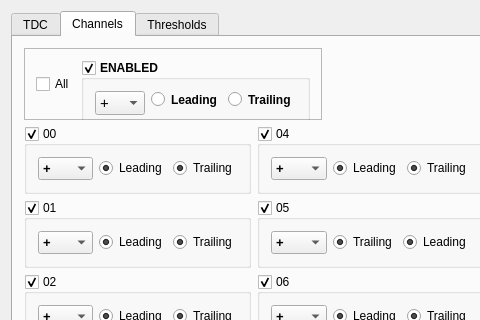
First picture: the form in mbspex/gui/qt/tamexpadi/TamexPadiWidget.ui, repository gsi-ee/drivers, before the edit; both pictures show x 0 to 480 and y 0 to 320 of the 975 by 440 pixel window.
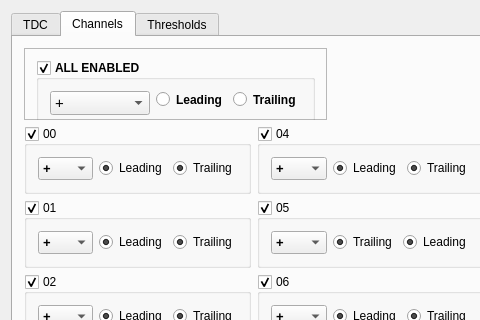
Second picture: the form after the edit. The open tabs and pages were chosen to show the change.

Commit message: mbspex tamex gui: add colors for polarity selectors

Patch:
```diff
--- a/mbspex/gui/qt/tamexpadi/TamexPadiWidget.ui
+++ b/mbspex/gui/qt/tamexpadi/TamexPadiWidget.ui
@@ -513,16 +513,6 @@
           <enum>QFrame::Raised</enum>
          </property>
          <layout class="QHBoxLayout" name="horizontalLayout_6">
-          <item>
-           <widget class="QCheckBox" name="checkBox_ChannelsAlll">
-            <property name="toolTip">
-             <string>&lt;html&gt;&lt;head/&gt;&lt;body&gt;&lt;p&gt;If checked all channel properties will be changed accordingly &lt;/p&gt;&lt;/body&gt;&lt;/html&gt;</string>
-            </property>
-            <property name="text">
-             <string>All</string>
-            </property>
-           </widget>
-          </item>
           <item>
            <widget class="QGroupBox" name="channelGroupBox_all">
             <property name="enabled">
@@ -544,7 +534,7 @@
              <string>Enable All Channels</string>
             </property>
             <property name="title">
-             <string>ENABLED</string>
+             <string>ALL ENABLED</string>
             </property>
             <property name="flat">
              <bool>false</bool>
@@ -560,7 +550,7 @@
                </property>
                <property name="minimumSize">
                 <size>
-                 <width>50</width>
+                 <width>100</width>
                  <height>24</height>
                 </size>
                </property>
```
Left out of the diff: 16 changed lines with no effect on the pictures. The commit also changes 2 other files.
